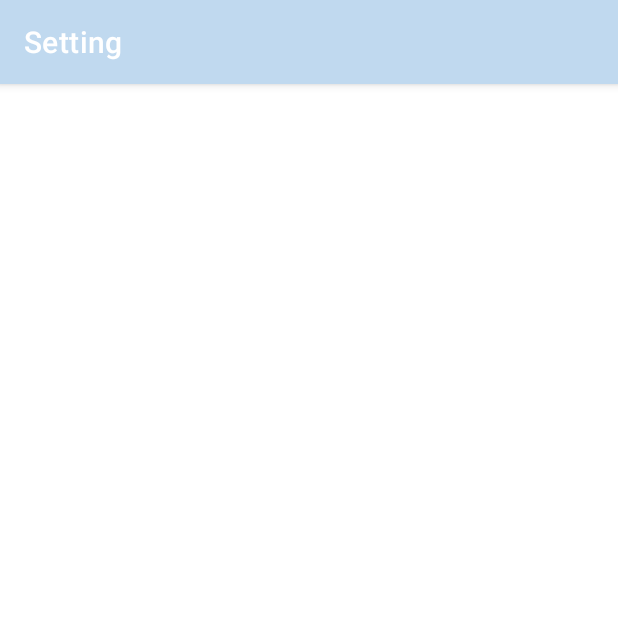
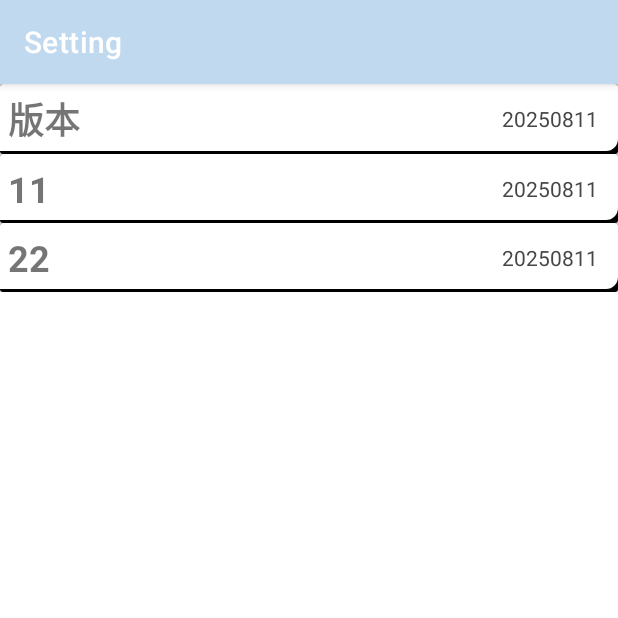
Before and after one commit to AdamLin0626/DrinksMachine, an Android app: the Setting_Page screen opened directly, with no data from a screen before it, on a phone screen of 412 x 824 dp, the top half of it. Run offline under Robolectric (Android 15) with nearby library versions, the phone set to English and light mode, and no system bars.

Commit message:
settingPage updata

```diff
--- a/ClientApp_Android(Kotilin)/app/build.gradle.kts
+++ b/ClientApp_Android(Kotilin)/app/build.gradle.kts
@@ -1,3 +1,5 @@
+import org.apache.commons.compress.archivers.zip.UnsupportedZipFeatureException
+
 plugins {
     alias(libs.plugins.android.application)
     alias(libs.plugins.kotlin.android)
@@ -6,6 +8,8 @@ plugins {
 android {
     namespace = "com.example.drankingmachine"
     compileSdk = 35
+
+    buildFeatures{viewBinding = true}
 
     defaultConfig {
         applicationId = "com.example.drankingmachine"
@@ -48,6 +52,7 @@ dependencies {
     implementation(libs.androidx.annotation)
     implementation(libs.androidx.lifecycle.livedata.ktx)
     implementation(libs.androidx.lifecycle.viewmodel.ktx)
+    implementation(libs.mediation.test.suite)
     testImplementation(libs.junit)
     androidTestImplementation(libs.androidx.junit)
     androidTestImplementation(libs.androidx.espresso.core)
--- a/ClientApp_Android(Kotilin)/app/src/main/java/com/example/drankingmachine/Setting_Page.kt
+++ b/ClientApp_Android(Kotilin)/app/src/main/java/com/example/drankingmachine/Setting_Page.kt
@@ -2,11 +2,12 @@ package com.example.drankingmachine
 
 import android.graphics.drawable.ColorDrawable
 import android.os.Bundle
-import androidx.activity.enableEdgeToEdge
 import androidx.appcompat.app.AppCompatActivity
 import androidx.core.content.ContextCompat
-import androidx.core.view.ViewCompat
-import androidx.core.view.WindowInsetsCompat
+import androidx.recyclerview.widget.LinearLayoutManager
+import androidx.recyclerview.widget.RecyclerView
+import com.example.drankingmachine.adapterLogic.TextModel
+import com.example.drankingmachine.adapterLogic.settingListAdapter
 
 class Setting_Page : AppCompatActivity() {
 
@@ -18,12 +19,20 @@ class Setting_Page : AppCompatActivity() {
         supportActionBar?.setBackgroundDrawable(ColorDrawable(BarColor))
         supportActionBar?.setTitle(TitleText)
 
-        enableEdgeToEdge()
         setContentView(R.layout.activity_setting_page)
-        ViewCompat.setOnApplyWindowInsetsListener(findViewById(R.id.main)) { v, insets ->
-            val systemBars = insets.getInsets(WindowInsetsCompat.Type.systemBars())
-            v.setPadding(systemBars.left, systemBars.top, systemBars.right, systemBars.bottom)
-            insets
-        }
+
+        val list = getTextList()
+        val recyclerView = findViewById<RecyclerView>(R.id.recyclerView)
+        val adapter = settingListAdapter(list)
+        val linearLayoutManager = LinearLayoutManager(this, LinearLayoutManager.VERTICAL, false)
+
+        recyclerView.adapter = adapter
+        recyclerView.layoutManager = linearLayoutManager
     }
+
+    private fun getTextList() = mutableListOf(
+        TextModel("版本", "20250811"),
+        TextModel("11", "20250811"),
+        TextModel("22", "20250811")
+    )
 }
--- /dev/null
+++ b/ClientApp_Android(Kotilin)/app/src/main/java/com/example/drankingmachine/adapterLogic/settingListAdapter.kt
@@ -0,0 +1,51 @@
+package com.example.drankingmachine.adapterLogic
+
+import android.view.LayoutInflater
+import android.view.View
+import android.view.ViewGroup
+import android.widget.TextView
+import androidx.cardview.widget.CardView
+import androidx.recyclerview.widget.RecyclerView
+import com.example.drankingmachine.R
+
+data class TextModel(val name: String, val description: String)
+
+class settingListAdapter(
+    private var items: MutableList<TextModel>
+) : RecyclerView.Adapter<ItemViewHolder>() {
+    private var clickCount = 0
+
+    fun setItemsToPretendInfinity(items: MutableList<TextModel>) {
+        this.items = items
+        notifyDataSetChanged()
+    }
+
+    override fun getItemCount(): Int = items.size
+
+    override fun onCreateViewHolder(parent: ViewGroup, viewType: Int): ItemViewHolder {
+        val inflater = LayoutInflater.from(parent.context)
+        val view = inflater.inflate(R.layout.setting_view_item, parent, false)
+        return ItemViewHolder(view)
+    }
+
+    override fun onBindViewHolder(holder: ItemViewHolder, position: Int) {
+        val item = items[position]
+        holder.itName.text = item.name
+        holder.showIt.text = item.description
+
+        holder.card.setOnClickListener {
+            if (item.name == "版本"){
+                clickCount++
+                if (clickCount == 10) {
+                    // 故意模擬崩潰
+                    throw RuntimeException("Crashed intentionally after 10 clicks")
+                }
+            }
+        }
+    }
+}
+class ItemViewHolder(view: View) : RecyclerView.ViewHolder(view) {
+    val card: CardView = view as CardView
+    val itName: TextView = view.findViewById(R.id.itName)
+    val showIt: TextView = view.findViewById(R.id.showIt)
+}
--- /dev/null
+++ b/ClientApp_Android(Kotilin)/app/src/main/java/com/example/drankingmachine/uniFeatures/myDialog.kt
@@ -0,0 +1,4 @@
+package com.example.drankingmachine.uniFeatures
+
+class myDialog {
+}
--- a/ClientApp_Android(Kotilin)/app/src/main/res/drawable/rectangle_button.xml
+++ b/ClientApp_Android(Kotilin)/app/src/main/res/drawable/rectangle_button.xml
@@ -1,4 +1,5 @@
 <?xml version="1.0" encoding="utf-8"?>
 <shape xmlns:android="http://schemas.android.com/apk/res/android">
 <corners android:radius="12dp"/>
+
 </shape>
--- /dev/null
+++ b/ClientApp_Android(Kotilin)/app/src/main/res/drawable/simple_button.xml
@@ -0,0 +1,14 @@
+<?xml version="1.0" encoding="utf-8"?>
+<layer-list xmlns:android="http://schemas.android.com/apk/res/android">
+<item>
+    <shape android:shape="rectangle">
+        <solid android:color="@color/black"/>
+    </shape>
+</item>
+    <item android:right="0dp"  android:bottom="2dp">
+        <shape android:shape="rectangle">
+            <solid android:color="@color/white"/>
+            <corners android:bottomRightRadius="8sp" />
+        </shape>
+    </item>
+</layer-list>
--- a/ClientApp_Android(Kotilin)/app/src/main/res/layout/activity_setting_page.xml
+++ b/ClientApp_Android(Kotilin)/app/src/main/res/layout/activity_setting_page.xml
@@ -7,4 +7,10 @@
     android:layout_height="match_parent"
     tools:context=".Setting_Page">
 
+    <androidx.recyclerview.widget.RecyclerView
+        android:id="@+id/recyclerView"
+        android:layout_width="match_parent"
+        android:layout_height="0dp"
+        android:layout_marginTop="0dp"
+        android:orientation="vertical"/>
 </androidx.constraintlayout.widget.ConstraintLayout>
--- /dev/null
+++ b/ClientApp_Android(Kotilin)/app/src/main/res/layout/setting_view_item.xml
@@ -0,0 +1,32 @@
+<?xml version="1.0" encoding="utf-8"?>
+<androidx.cardview.widget.CardView xmlns:android="http://schemas.android.com/apk/res/android"
+    android:layout_width="match_parent"
+    android:layout_height="wrap_content">
+<LinearLayout
+    android:layout_width="match_parent"
+    android:layout_height="wrap_content"
+    android:orientation="horizontal"
+    android:background="@drawable/simple_button"
+    android:padding="5dp">
+    <TextView
+        android:id="@+id/itName"
+        android:layout_weight="2"
+        android:layout_width="0dp"
+        android:layout_height="wrap_content"
+        android:layout_gravity="center"
+        android:textSize="24sp"
+        android:textStyle="bold"
+        android:text="@string/default_text"/>
+    <TextView
+        android:id="@+id/showIt"
+        android:layout_weight="5"
+        android:layout_width="0dp"
+        android:layout_height="wrap_content"
+        android:textSize="14sp"
+        android:gravity="right"
+        android:padding="8dp"
+        android:layout_gravity="center"
+        android:textColor="@color/deep_gray"
+        android:text="@string/default_text"/>
+</LinearLayout>
+</androidx.cardview.widget.CardView>
--- a/ClientApp_Android(Kotilin)/app/src/main/res/values/dimens.xml
+++ b/ClientApp_Android(Kotilin)/app/src/main/res/values/dimens.xml
@@ -2,4 +2,7 @@
     <!-- Default screen margins, per the Android Design guidelines. -->
     <dimen name="activity_horizontal_margin">16dp</dimen>
     <dimen name="activity_vertical_margin">16dp</dimen>
+    <!-- Default screen margins, per the Android Design guidelines. -->
+    <dimen name="fragment_horizontal_margin">16dp</dimen>
+    <dimen name="fragment_vertical_margin">16dp</dimen>
 </resources>
--- a/ClientApp_Android(Kotilin)/app/src/main/res/values/strings.xml
+++ b/ClientApp_Android(Kotilin)/app/src/main/res/values/strings.xml
@@ -14,6 +14,7 @@
     <string name="invalid_username">Not a valid username</string>
     <string name="invalid_password">Password must be >5 characters</string>
     <string name="login_failed">"Login failed"</string>
+    <string name="default_text">"Test Text"</string>
     <!-- BarTitle -->
     <string name="title_information">Information</string>
     <string name="title_history">History</string>
--- a/ClientApp_Android(Kotilin)/gradle/libs.versions.toml
+++ b/ClientApp_Android(Kotilin)/gradle/libs.versions.toml
@@ -12,6 +12,7 @@ constraintlayout = "2.2.1"
 annotation = "1.6.0"
 lifecycleLivedataKtx = "2.6.1"
 lifecycleViewmodelKtx = "2.6.1"
+mediationTestSuite = "3.0.0"
 
 [libraries]
 androidx-core-ktx = { group = "androidx.core", name = "core-ktx", version.ref = "coreKtx" }
@@ -25,6 +26,7 @@ androidx-constraintlayout = { group = "androidx.constraintlayout", name = "const
 androidx-annotation = { group = "androidx.annotation", name = "annotation", version.ref = "annotation" }
 androidx-lifecycle-livedata-ktx = { group = "androidx.lifecycle", name = "lifecycle-livedata-ktx", version.ref = "lifecycleLivedataKtx" }
 androidx-lifecycle-viewmodel-ktx = { group = "androidx.lifecycle", name = "lifecycle-viewmodel-ktx", version.ref = "lifecycleViewmodelKtx" }
+mediation-test-suite = { group = "com.google.android.ads", name = "mediation-test-suite", version.ref = "mediationTestSuite" }
 
 [plugins]
 android-application = { id = "com.android.application", version.ref = "agp" }
```
Also changed, not shown: ClientApp_Android(Kotilin)/app/src/main/AndroidManifest.xml (+15 -4 lines), ClientApp_Android(Kotilin)/app/src/main/java/com/example/drankingmachine/DiyPage.kt (+37 -16 lines), ClientApp_Android(Kotilin)/app/src/main/res/layout/my_dialog.xml (added, +61 -0 lines).
